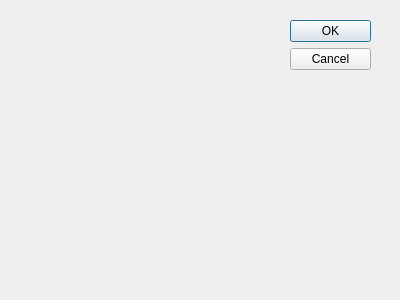
The window that project-2020-5-9-dialog-scroll/widget/dialog.ui (as010101/qt-5.9) describes before a commit, drawn with Qt 5.
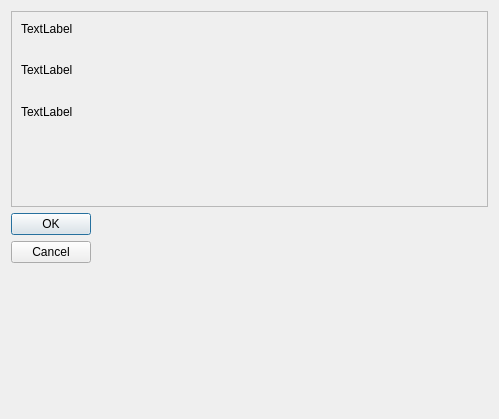
The same window after the commit.

The edit to the form file:
```diff
--- a/project-2020-5-9-dialog-scroll/widget/dialog.ui
+++ b/project-2020-5-9-dialog-scroll/widget/dialog.ui
@@ -3,34 +3,86 @@
  <comment></comment>
  <exportmacro></exportmacro>
  <class>Dialog</class>
- <widget class="QDialog" name="Dialog" >
-  <property name="geometry" >
+ <widget class="QDialog" name="Dialog">
+  <property name="geometry">
    <rect>
     <x>0</x>
     <y>0</y>
-    <width>400</width>
-    <height>300</height>
+    <width>499</width>
+    <height>419</height>
    </rect>
   </property>
   <property name="windowTitle" >
    <string>Dialog</string>
   </property>
-  <widget class="QDialogButtonBox" name="buttonBox" >
-   <property name="geometry" >
-    <rect>
-     <x>290</x>
-     <y>20</y>
-     <width>81</width>
-     <height>241</height>
-    </rect>
-   </property>
-   <property name="orientation" >
-    <enum>Qt::Vertical</enum>
-   </property>
-   <property name="standardButtons" >
-    <set>QDialogButtonBox::Cancel|QDialogButtonBox::Ok</set>
-   </property>
-  </widget>
+  <layout class="QVBoxLayout" name="verticalLayout">
+   <item>
+    <widget class="QScrollArea" name="scrollArea">
+     <property name="widgetResizable">
+      <bool>true</bool>
+     </property>
+     <widget class="QWidget" name="scrollAreaWidgetContents">
+      <property name="geometry">
+       <rect>
+        <x>0</x>
+        <y>0</y>
+        <width>479</width>
+        <height>196</height>
+       </rect>
+      </property>
+      <widget class="QLabel" name="label">
+       <property name="geometry">
+        <rect>
+         <x>9</x>
+         <y>9</y>
+         <width>68</width>
+         <height>16</height>
+        </rect>
+       </property>
+       <property name="text">
+        <string>TextLabel</string>
+       </property>
+      </widget>
+      <widget class="QLabel" name="label_2">
+       <property name="geometry">
+        <rect>
+         <x>9</x>
+         <y>50</y>
+         <width>68</width>
+         <height>16</height>
+        </rect>
+       </property>
+       <property name="text">
+        <string>TextLabel</string>
+       </property>
+      </widget>
+      <widget class="QLabel" name="label_3">
+       <property name="geometry">
+        <rect>
+         <x>9</x>
+         <y>92</y>
+         <width>68</width>
+         <height>16</height>
+        </rect>
+       </property>
+       <property name="text">
+        <string>TextLabel</string>
+       </property>
+      </widget>
+     </widget>
+    </widget>
+   </item>
+   <item>
+    <widget class="QDialogButtonBox" name="buttonBox">
+     <property name="orientation">
+      <enum>Qt::Vertical</enum>
+     </property>
+     <property name="standardButtons">
+      <set>QDialogButtonBox::Cancel|QDialogButtonBox::Ok</set>
+     </property>
+    </widget>
+   </item>
+  </layout>
  </widget>
  <pixmapfunction></pixmapfunction>
  <resources/>
```
Left out of the diff: 18 changed lines with no effect on the pictures.
